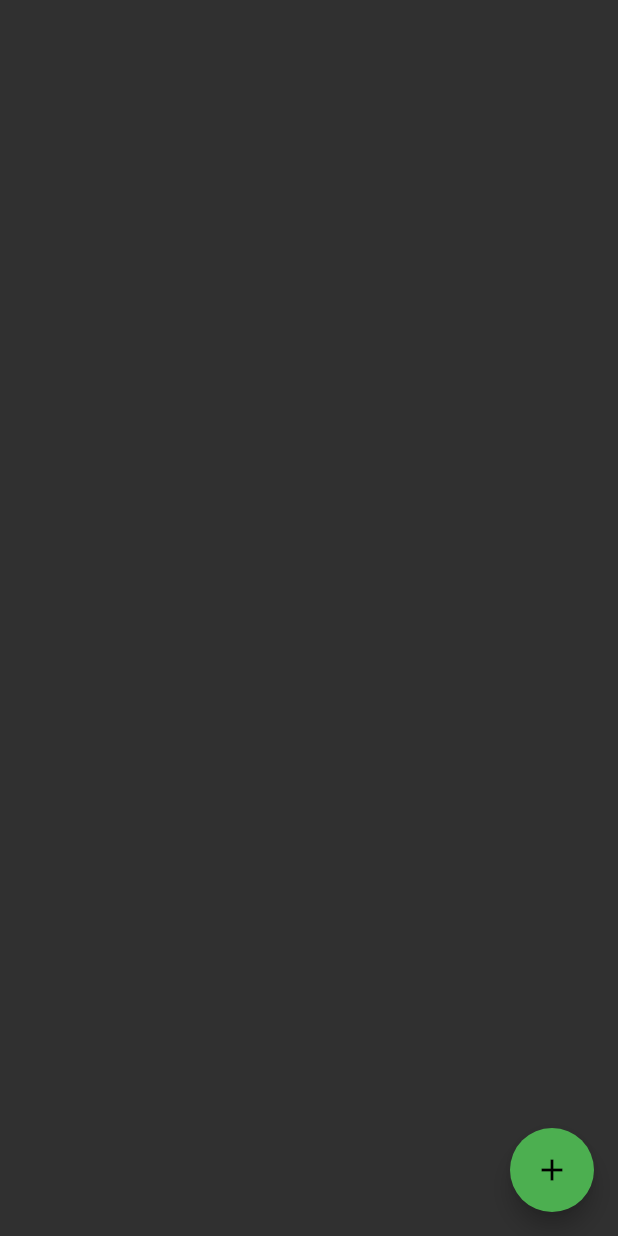
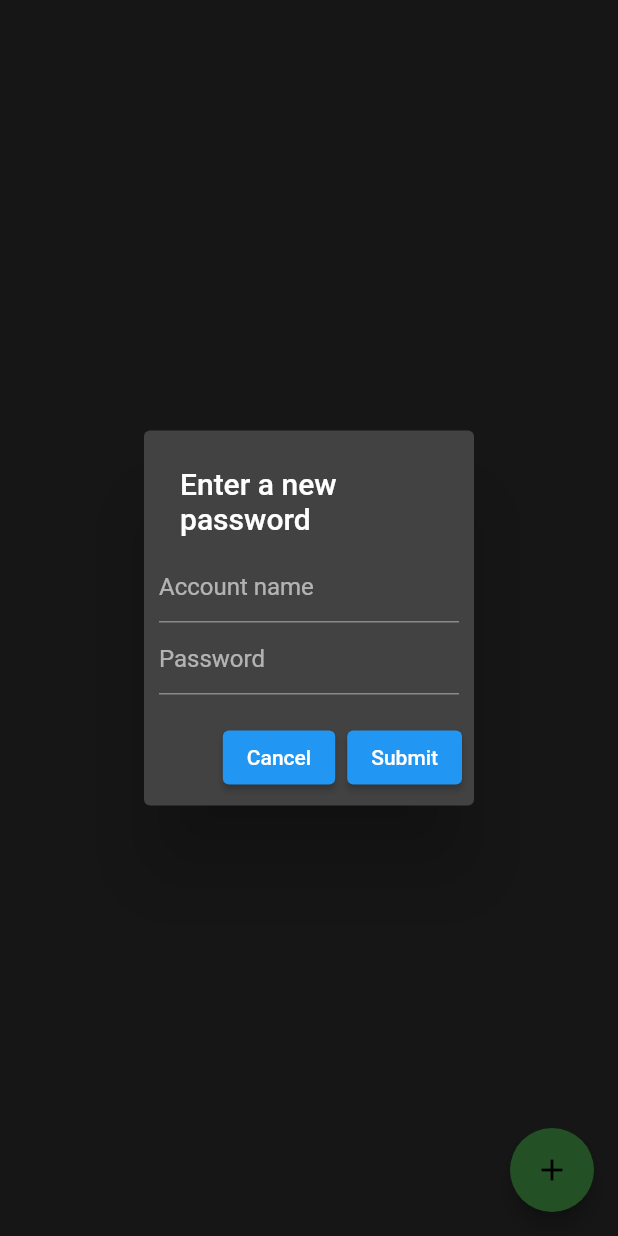
Before and after one commit to SeniorDesign2023/PasswordManager, a Flutter app: the UserScreen screen opened by its route, after a tap on the "add" icon, on a phone screen of 412 x 824 dp. Run offline on Flutter 3.47's test engine with Material 2 defaults, Android fonts, the phone set to English and light mode, and no system bars; our stand-ins replace cloud_firestore, firebase_auth, firebase_core; accounts and stored records are empty.

Commit message:
popup menu working

```diff
--- a/lib/screens/signup_screen.dart
+++ b/lib/screens/signup_screen.dart
@@ -88,6 +88,7 @@ class SignUpFormState extends State<SignUpForm> {
               ),
               TextFormField(
                   controller: _pwordController,
+                  obscureText: true,
                   decoration: InputDecoration(
                       hintText: 'Password',
                       border: OutlineInputBorder(
@@ -101,6 +102,7 @@ class SignUpFormState extends State<SignUpForm> {
                   }),
               TextFormField(
                   controller: _pwordConfirmationController,
+                  obscureText: true,
                   decoration: InputDecoration(
                       hintText: 'Confirm Password',
                       border: OutlineInputBorder(
--- a/lib/screens/user_screen.dart
+++ b/lib/screens/user_screen.dart
@@ -11,9 +11,48 @@ class UserScreen extends StatelessWidget {
     return Scaffold(
         body: UserWidget(),
         floatingActionButton: FloatingActionButton(
-          onPressed: () => print('new entry pressed'),
+          onPressed: () {
+            showDialog(
+                context: context,
+                builder: (_) {
+                  var nameController = TextEditingController();
+                  var pwordController = TextEditingController();
+                  return Center(
+                    child: Container(
+                      width: 300,
+                      height: 750,
+                      child: AlertDialog(
+                        title: Text('Enter a new password'),
+                        contentPadding: EdgeInsets.all(10),
+                        content: ListView(
+                          shrinkWrap: true,
+                          children: [
+                            TextFormField(
+                              controller: nameController,
+                              decoration:
+                                  InputDecoration(hintText: 'Account name'),
+                            ),
+                            TextFormField(
+                              controller: pwordController,
+                              decoration: InputDecoration(hintText: 'Password'),
+                            ),
+                          ],
+                        ),
+                        actions: [
+                          ElevatedButton(
+                              onPressed: () => Navigator.pop(context),
+                              child: Text('Cancel')),
+                          ElevatedButton(
+                              onPressed: () => print('new password pressed'),
+                              child: Text('Submit'))
+                        ],
+                      ),
+                    ),
+                  );
+                });
+          },
+          backgroundColor: Colors.green,
           child: const Icon(Icons.add),
-          backgroundColor: Colors.green,
         ));
   }
 }
```
